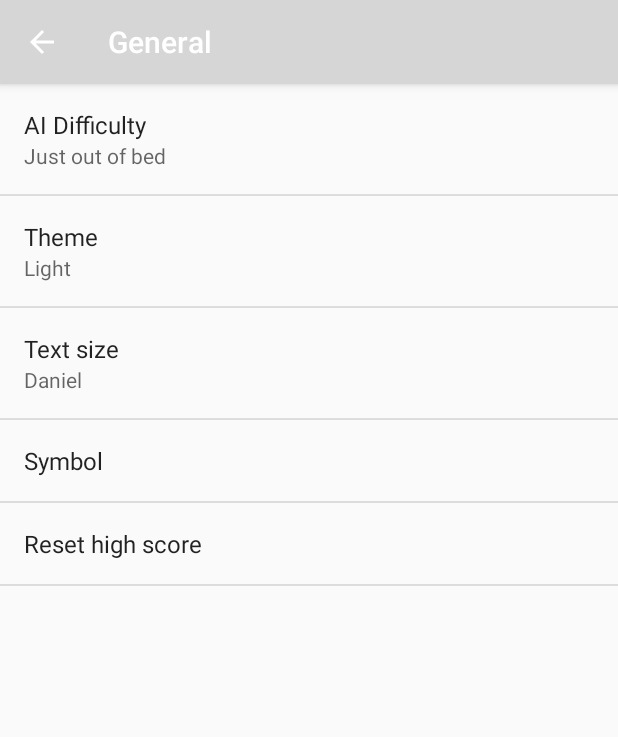
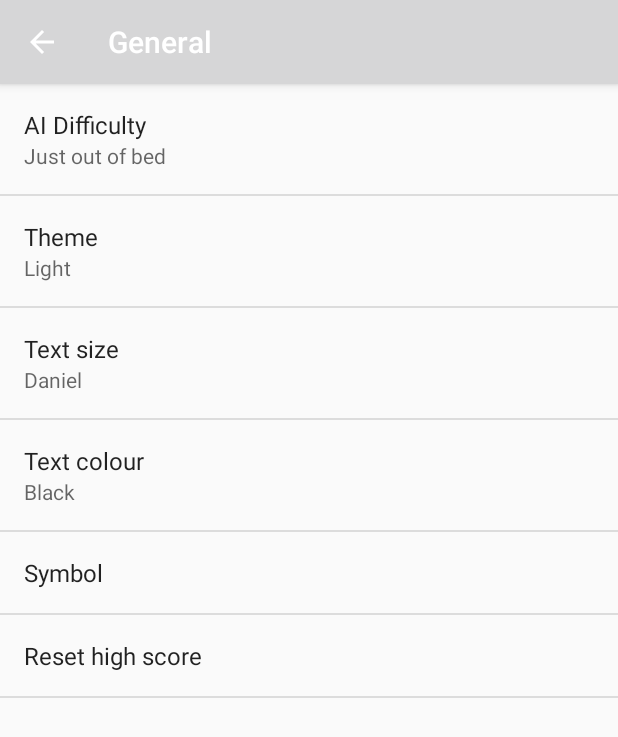
Before and after one commit to Bloodyfool/AndroidTicTacToe, an Android app: the SettingsActivity screen opened directly, with no data from a screen before it, after a tap on "General", on a phone screen of 412 x 824 dp. Shown: the top 737 px of the screen. Run offline under Robolectric (Android 15) with nearby library versions, the light colour scheme and no system bars; our stand-ins replace androidx.preference.

Commit message:
Adds colour changing Adds text size changing Adds translations Adds string resources for strings in MainActivity Changes order of AI functions

```diff
--- a/app/src/main/res/values/strings.xml
+++ b/app/src/main/res/values/strings.xml
@@ -19,20 +19,9 @@
         <item>Awake and had breakfast</item>
     </string-array>
     <string-array name="pref_difficulty_list_values">
-        <item>0</item>
-        <item>1</item>
-        <item>2</item>
-    </string-array>
-
-    <string-array name="pref_colour_list_titles">
-        <item>White</item>
-        <item>Black</item>
-        <item>Banana</item>
-    </string-array>
-    <string-array name="pref_colour_list_values">
-        <item>0</item>
-        <item>1</item>
-        <item>2</item>
+        <item>easy</item>
+        <item>medium</item>
+        <item>hard</item>
     </string-array>
 
     <string-array name="pref_theme_titles">
@@ -50,9 +39,20 @@
         <item>Wessel</item>
     </string-array>
     <string-array name="pref_text_size_list_values">
-        <item>0</item>
-        <item>1</item>
-        <item>2</item>
+        <item>40</item>
+        <item>60</item>
+        <item>80</item>
+    </string-array>
+
+    <string-array name="pref_text_colour_list_titles">
+        <item>Black</item>
+        <item>Yellow</item>
+        <item>Red</item>
+    </string-array>
+    <string-array name="pref_text_colour_list_values">
+        <item>black</item>
+        <item>yellow</item>
+        <item>red</item>
     </string-array>
 
     <string-array name="pref_icon_list_titles">
@@ -63,9 +63,15 @@
         <item>X</item>
         <item>O</item>
     </string-array>
+
     <string name="pref_theme">Theme</string>
     <string name="reset" translatable="false">Reset</string>
     <string name="o" translatable="false">O</string>
     <string name="x" translatable="false">X</string>
     <string name="games_played">Games played:</string>
+    <string name="game_won">You win</string>
+    <string name="game_lost">You lose</string>
+    <string name="player_o">You are O</string>
+    <string name="player_x">You are X</string>
+    <string name="pref_text_colour">Text colour</string>
 </resources>
--- a/app/src/main/res/xml/pref_general.xml
+++ b/app/src/main/res/xml/pref_general.xml
@@ -1,7 +1,7 @@
 <PreferenceScreen xmlns:android="http://schemas.android.com/apk/res/android">
 
     <ListPreference
-        android:defaultValue="0"
+        android:defaultValue="easy"
         android:entries="@array/pref_difficulty_list_titles"
         android:entryValues="@array/pref_difficulty_list_values"
         android:key="difficulty_list"
@@ -21,13 +21,23 @@
         android:summary="%s" />
 
     <ListPreference
-        android:defaultValue="0"
+        android:defaultValue="40"
         android:entries="@array/pref_text_size_list_titles"
         android:entryValues="@array/pref_text_size_list_values"
         android:key="text_size_list"
         android:negativeButtonText="@null"
         android:positiveButtonText="@null"
         android:title="@string/pref_text_size"
+        android:summary="%s" />
+
+    <ListPreference
+        android:defaultValue="black"
+        android:entries="@array/pref_text_colour_list_titles"
+        android:entryValues="@array/pref_text_colour_list_values"
+        android:key="text_colour_list"
+        android:negativeButtonText="@null"
+        android:positiveButtonText="@null"
+        android:title="@string/pref_text_colour"
         android:summary="%s" />
 
     <ListPreference
```
Also changed, not shown: app/src/main/java/nl/verhoogenvansetten/androidtictactoe/AI.java (+17 -19 lines), app/src/main/java/nl/verhoogenvansetten/androidtictactoe/MainActivity.java (+77 -14 lines), 1 other file.
